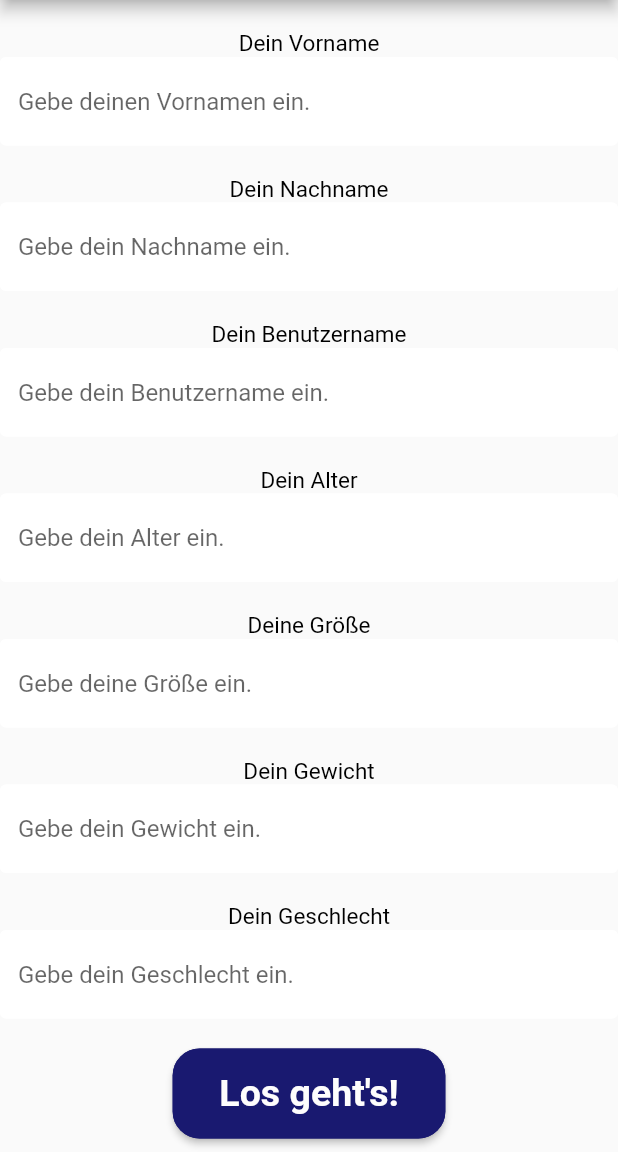
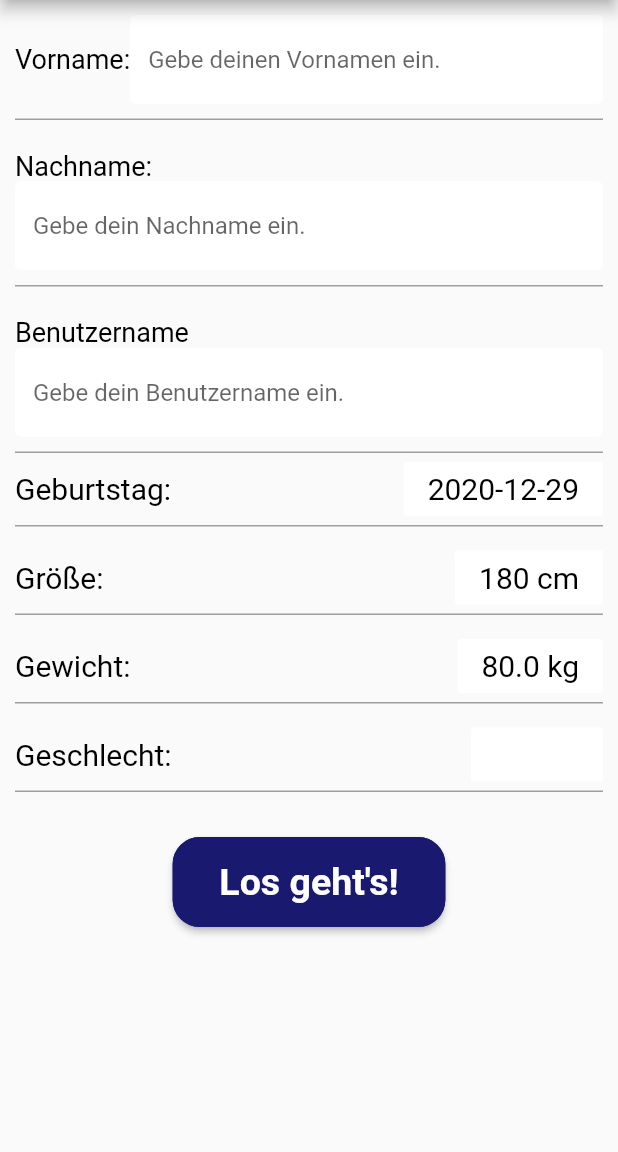
Before and after one commit to zoodiax/MotiNation, a Flutter app: the FirstData screen opened directly, on a phone screen of 412 x 824 dp, the part 84-1236 px from its top. Run offline on Flutter 3.47's test engine with Material 2 defaults, Android fonts, the phone set to English and light mode, and no system bars; our stand-ins replace cloud_firestore, firebase_auth, flutter_icons, flutter_spinkit, google_fonts, google_maps_flutter and 5 more; missing offline and left inert: age, dart:ffi; accounts and stored records are empty; Roboto replaces fonts that are missing (Spartan).

Commit message:
NewFirstTimePage

```diff
--- a/motination/lib/src/UI/settings.dart
+++ b/motination/lib/src/UI/settings.dart
@@ -293,7 +293,7 @@ class _SettingsState extends State<Settings> {
               ),
               Row(children: <Widget>[
                 Text(
-                  'Geburstag:',
+                  'Geburtstag:',
                   style: Theme.of(context).textTheme.bodyText1,
                 ),
                 Spacer(),
--- a/motination/lib/src/authentication/firstData.dart
+++ b/motination/lib/src/authentication/firstData.dart
@@ -6,6 +6,10 @@ import 'package:motination/services/sharedPref.dart';
 import 'package:motination/services/database.dart';
 import 'package:provider/provider.dart';
 import 'package:motination/models/user.dart';
+import 'package:google_fonts/google_fonts.dart';
+import 'package:flutter/cupertino.dart';
+import 'package:numberpicker/numberpicker.dart';
+
 
 class FirstData extends StatefulWidget {
   @override
@@ -14,12 +18,29 @@ class FirstData extends StatefulWidget {
 
 class _FirstDataState extends State<FirstData> {
   String _currentvorname;
-  String _currentalter;
-  int _currentgroese;
-  double _currentgewicht;
-  String _currentgeschlecht;
+  //int _currentgroese=180;
+  double currentgewicht=80.0;
+  String _currentgeschlecht= '' ;
   String _currentnachname;
   String _currentusername;
+  //int _newcurrentgroese;
+  //double _newcurrentgewicht;
+  DateTime _currentdate = DateTime.now();
+  //DateTime _currentalter;
+  String _stringalter;
+  int statusalter = 0;
+  String _newStringAlter1;
+  String _newstringalter;
+  int statusgroese = 0;
+  int _groese = 180;
+  int _groese1;
+  int _newgroese;
+  int statusgewicht = 0;
+  double currentgewicht1;
+  double _newgewicht;
+  int statusgeschlecht = 0;
+  String _newcurrentgeschlecht;
+  String _newcurrentgeschlecht1;
 
   final SharedPref _shared = SharedPref();
 
@@ -37,11 +58,12 @@ class _FirstDataState extends State<FirstData> {
             _currentvorname,
             _currentnachname,
             _currentusername,
-            180,//_currentgroese,
-            _currentalter,
-            80.0,//_currentgewicht,
-            _currentgeschlecht,
+            _newgroese, //_currentgroese,
+            _newstringalter,
+            _newgewicht, //_currentgewicht,
+            _newcurrentgeschlecht,
             user.uid,
+
           );
           Navigator.push(
               context, MaterialPageRoute(builder: (context) => Running()));
@@ -50,42 +72,178 @@ class _FirstDataState extends State<FirstData> {
             style: Theme.of(context).textTheme.headline2));
   }
 
+  String randeralter(String date) {
+    return date.substring(0, 10);
+  }
+
+  void _showCupertinoDatePicker(BuildContext context) {
+    showModalBottomSheet(
+        context: context,
+        builder: (BuildContext context) {
+          return Container(
+            child: CupertinoDatePicker(
+                initialDateTime: _currentdate,
+                mode: CupertinoDatePickerMode.date,
+                onDateTimeChanged: (datetime) {
+                  setState(() {
+                   statusalter = 1;
+                    _currentdate = datetime;
+                    _stringalter = _currentdate.toString();
+                    _newStringAlter1 = randeralter(_stringalter);
+                  });
+                }),
+          );
+        });
+  }
+  _changealter() {
+    if (statusalter == 0) {
+      _newstringalter = _currentdate.toString();
+    }
+    if (statusalter == 1) {
+      _newstringalter = _newStringAlter1;
+    }
+  }
+  void _showNumberGrosePicker(BuildContext context) {
+    showModalBottomSheet(
+        context: context,
+        builder: (BuildContext context) {
+          //print(_currentgroese.toString());
+          return Container(
+            child: NumberPicker.integer(
+                initialValue: _groese=180,
+                minValue: 120,
+                maxValue: 280,
+                onChanged: (currentgroese) {
+                  setState(
+                    () {
+                      statusgroese = 1;
+                      _groese = currentgroese;
+                      _groese1 = _groese;
+                      //print(_groese);
+                    },
+                  );
+                }),
+          );
+        });
+  }
+
+  void _changegroese() {
+    if (statusgroese == 0) {
+      _newgroese = _groese;
+    }
+    if (statusgroese == 1) {
+      _newgroese = _groese1;
+    }
+  }
+
+  void _showCupertinoWeightPicker(BuildContext context) {
+    showModalBottomSheet(
+        context: context,
+        builder: (BuildContext context) {
+          return Container(
+            child: NumberPicker.decimal(
+                minValue: 20,
+                maxValue: 200,
+                initialValue: currentgewicht,
+                onChanged: (_currentgewicht) {
+                  setState(
+                    () {
+                      statusgewicht = 1;
+                      currentgewicht = _currentgewicht;
+                      currentgewicht1 = currentgewicht;
+                    },
+                  );
+                }),
+          );
+        });
+  }
+
+  void _changegewicht() {
+    if (statusgewicht == 0) {
+      _newgewicht = currentgewicht;
+    }
+    if (statusgewicht == 1) {
+      _newgewicht = currentgewicht1;
+    }
+  }
+  void _showCupertinoMalePicker(BuildContext context) {
+    showModalBottomSheet(
+        context: context,
+        builder: (BuildContext context) {
+          return Container(
+            child: CupertinoPicker(
+              itemExtent: 50,
+              onSelectedItemChanged: (male) {
+                setState(() {
+                  statusgeschlecht = 1;
+                  if (male == 0) {
+                    _currentgeschlecht = 'männlich';
+                  }
+                  if (male == 1) {
+                    _currentgeschlecht = 'weiblich';
+                  }
+                  if (male == 2) {
+                    _currentgeschlecht = 'divers';
+                  }
+                  _newcurrentgeschlecht1 = _currentgeschlecht;
+                });
+              },
+              children: <Widget>[
+                Text("männlich"),
+                Text("weiblich"),
+                Text("divers"),
+              ],
+            ),
+          );
+        });
+  }
+
+  void _changegeschlecht() {
+    if (statusgeschlecht == 0) {
+      _newcurrentgeschlecht = _currentgeschlecht;
+    }
+    if (statusgeschlecht == 1) {
+      _newcurrentgeschlecht = _newcurrentgeschlecht1;
+    }
+  }
   @override
   Widget build(BuildContext context) {
     User user = Provider.of<User>(context);
-
+  _changealter();
+  _changegroese();
+  _changegewicht();
+  _changegeschlecht();
     return new WillPopScope(
         onWillPop: () async => false,
-        child:
-          Scaffold(
+        child: Scaffold(
             appBar: AppBar(
               automaticallyImplyLeading: false,
               title: Text('Motination',
                   style: Theme.of(context).textTheme.headline1),
               backgroundColor: bgColor,
             ),
-              body:
-              SingleChildScrollView(
-                 child: Stack(children: [Column(
+            body: Container(
+                padding: EdgeInsets.all(10),
+                child: SingleChildScrollView(
+                    child: Stack(children: [
+                  Column(
                       mainAxisAlignment: MainAxisAlignment.center,
                       crossAxisAlignment: CrossAxisAlignment.center,
                       children: <Widget>[
-                    //Spacer(),
-                    // Expanded(
-                    //     child:
-                    Column(
+
+                        Row(
                           children: <Widget>[
                             Container(
                               height: 20,
                             ),
                             Container(
                                 child: Text(
-                          'Dein Vorname',
-                          style: TextStyle(
-                              fontSize: 15, fontStyle: FontStyle.normal),
+                              'Vorname:',
+                              style: GoogleFonts.spartan(
+                                  fontSize: 18, fontStyle: FontStyle.normal),
                             )),
-                        TextFormField(
-
+                            Flexible(
+                                child: TextFormField(
                                     decoration: textInputDecoration.copyWith(
                                         hintText: 'Gebe deinen Vornamen ein.'),
                                     validator: (val) => val.isEmpty
@@ -93,22 +251,31 @@ class _FirstDataState extends State<FirstData> {
                                         : null,
                                     onChanged: (val) {
                                       setState(() => _currentvorname = val);
-                            })
+                                    }))
                           ],
                         ),
+
+                        Container(
+                          padding: EdgeInsets.all(5),
+                          decoration: (BoxDecoration(
+                              border: Border(
+                            bottom: BorderSide(width: 1, color: Colors.grey),
+                          ))),
+                        ),
+
                         Column(
+                          crossAxisAlignment: CrossAxisAlignment.start,
                           children: <Widget>[
                             Container(
                               height: 20,
                             ),
                             Container(
                                 child: Text(
-                          'Dein Nachname',
-                          style: TextStyle(
-                              fontSize: 15, fontStyle: FontStyle.normal),
+                              'Nachname:',
+                              style: GoogleFonts.spartan(
+                                  fontSize: 18, fontStyle: FontStyle.normal),
                             )),
                             TextFormField(
-
                                 decoration: textInputDecoration.copyWith(
                                     hintText: 'Gebe dein Nachname ein.'),
                                 validator: (val) => val.isEmpty
@@ -119,19 +286,28 @@ class _FirstDataState extends State<FirstData> {
                                 })
                           ],
                         ),
+
+                        Container(
+                          padding: EdgeInsets.all(5),
+                          decoration: (BoxDecoration(
+                              border: Border(
+                            bottom: BorderSide(width: 1, color: Colors.grey),
+                          ))),
+                        ),
+
                         Column(
+                          crossAxisAlignment: CrossAxisAlignment.start,
                           children: <Widget>[
                             Container(
                               height: 20,
                             ),
                             Container(
                                 child: Text(
-                          'Dein Benutzername',
-                          style: TextStyle(
-                              fontSize: 15, fontStyle: FontStyle.normal),
+                              'Benutzername',
+                              style: GoogleFonts.spartan(
+                                  fontSize: 18, fontStyle: FontStyle.normal),
                             )),
                             TextFormField(
-
                                 decoration: textInputDecoration.copyWith(
                                     hintText: 'Gebe dein Benutzername ein.'),
                                 validator: (val) => val.isEmpty
@@ -143,111 +319,123 @@ class _FirstDataState extends State<FirstData> {
                           ],
                         ),
 
-                    // ),
-                    // Expanded(
-                    //     child:
-                        Column(
-                      children: <Widget>[
                         Container(
-                          height: 20,
+                          padding: EdgeInsets.all(5),
+                          decoration: (BoxDecoration(
+                              border: Border(
+                            bottom: BorderSide(width: 1, color: Colors.grey),
+                          ))),
                         ),
+
+                        Row(children: <Widget>[
+                Text(
+                  'Geburtstag:',
+                  style: Theme.of(context).textTheme.bodyText1,
+                ),
+                Spacer(),
+                FlatButton(
+                    onPressed: () {
+                      _showCupertinoDatePicker(context);
+                    },
+                    child: Text(
+                      (statusalter == 0)
+                          ? randeralter(_currentdate.toString())
+                          : randeralter(_newStringAlter1),
+                      style: Theme.of(context).textTheme.bodyText1,
+                    ),
+                    color: Colors.white),
+              ]),
                        Container(
+                padding: EdgeInsets.all(5),
+                decoration: (BoxDecoration(
+                    border: Border(
+                  top: BorderSide(width: 1, color: Colors.grey),
+                ))),
+              ),
+              Row(children: <Widget>[
+                Text(
+                  'Größe:',
+                  style: Theme.of(context).textTheme.bodyText1,
+                ),
+                Spacer(),
+                FlatButton(
+                  color: Colors.white,
+                  onPressed: () {
+                    _showNumberGrosePicker(context);
+                  },
                   child: Text(
-                          'Dein Alter',
-                          style: TextStyle(
-                              fontSize: 15, fontStyle: FontStyle.normal),
-                        )),
-                        TextFormField(
-                            decoration: textInputDecoration.copyWith(
-                                hintText: 'Gebe dein Alter ein.'),
-                            validator: (val) =>
-                                val.isEmpty ? 'Gebe dein Alter ein.' : null,
-                            onChanged: (val) {
-                              setState(() => _currentalter = val);
-                            })
-                      ],
-                    // )
+                    (statusgroese == 0)
+                        ? _groese.toString() + ' cm'
+                        : _groese1.toString() + ' cm',
+                    style: Theme.of(context).textTheme.bodyText1,
                   ),
-                    // Expanded(
-                    //     child:
-                        Column(
-
-                      children: <Widget>[
+                ),
+              ]),
                         Container(
-                          height: 20,
+                padding: EdgeInsets.all(5),
+                decoration: (BoxDecoration(
+                    border: Border(
+                  top: BorderSide(width: 1, color: Colors.grey),
+                ))),
               ),
+              Row(children: <Widget>[
+                Text(
+                  'Gewicht:',
+                  style: Theme.of(context).textTheme.bodyText1,
+                ),
+                Spacer(),
+                FlatButton(
+                  color: Colors.white,
+                  onPressed: () {
+                    _showCupertinoWeightPicker(context);
+                  },
+                  child: Text(
+                    (statusgewicht == 0)
+                        ? currentgewicht.toString() + ' kg'
+                        : currentgewicht1.toString() + ' kg',
+                    style: Theme.of(context).textTheme.bodyText1,
+                  ),
+                ),
+              ]),
                         Container(
+                padding: EdgeInsets.all(5),
+                decoration: (BoxDecoration(
+                    border: Border(
+                  top: BorderSide(width: 1, color: Colors.grey),
+                ))),
+              ),
+             Row(children: <Widget>[
+                Text(
+                  'Geschlecht:',
+                  style: Theme.of(context).textTheme.bodyText1,
+                ),
+                Spacer(),
+                FlatButton(
+                  color: Colors.white,
+                  onPressed: () {
+                    _showCupertinoMalePicker(context);
+                  },
                   child: Text(
-                          'Deine Größe',
-                          style: TextStyle(
-                              fontSize: 15, fontStyle: FontStyle.normal),
-                        )),
-                        TextFormField(
-                            decoration: textInputDecoration.copyWith(
-                                hintText: 'Gebe deine Größe ein.'),
-                            validator: (val) =>
-                                val.isEmpty ? 'Gebe deine Größe ein.' : null,
-                            onChanged: (val) {
-                              setState(() => _currentgroese = int.parse(val));
-                            })
-                      ],
-                    // )
+                    (statusgeschlecht == 0)
+                        ? _currentgeschlecht
+                        : _newcurrentgeschlecht1,
+                    style: Theme.of(context).textTheme.bodyText1,
                   ),
-                    // Expanded(
-                    //     child:
-                        Column(
-                      children: <Widget>[
+                ),
+              ]),
               Container(
-                          height: 20,
-                        ),
-                        Container(
-                            child: Text(
-                          'Dein Gewicht',
-                          style: TextStyle(
-                              fontSize: 15, fontStyle: FontStyle.normal),
-                        )),
-                        TextFormField(
-                            decoration: textInputDecoration.copyWith(
-                                hintText: 'Gebe dein Gewicht ein.'),
-                            validator: (val) =>
-                                val.isEmpty ? 'Gebe dein Gewicht ein.' : null,
-                            onChanged: (val) {
-                              setState(() => _currentgewicht = double.parse(val));
-                            })
-                      ],
-                    // )
-                    ),
-                    // Expanded(
-                    //     child:
-                        Column(
-                      children: <Widget>[
-                         Container(
-                          height: 20,
-                        ),
-                        Container(
-                            child: Text(
-                          'Dein Geschlecht',
-                          style: TextStyle(
-                              fontSize: 15, fontStyle: FontStyle.normal),
-                        )),
-                        TextFormField(
-                            decoration: textInputDecoration.copyWith(
-                                hintText: 'Gebe dein Geschlecht ein.'),
-                            validator: (val) => val.isEmpty
-                                ? 'Gebe dein Geschlecht ein.'
-                                : null,
-                            onChanged: (val) {
-                              setState(() => _currentgeschlecht = val);
-                            })
-                      ],
-                    // )
+                padding: EdgeInsets.all(5),
+                decoration: (BoxDecoration(
+                    border: Border(
+                  top: BorderSide(width: 1, color: Colors.grey),
+                ))),
               ),
                         Container(
                           height: 20,
                         ),
                         _sendFirstData(user),
-                    //Spacer(),
-                  ])])
-        )));
+
+                      ])
+                ])))));
   }
 }
```
Also changed, not shown: 2 other files. Lines whose indentation alone changed are shown as unchanged.
